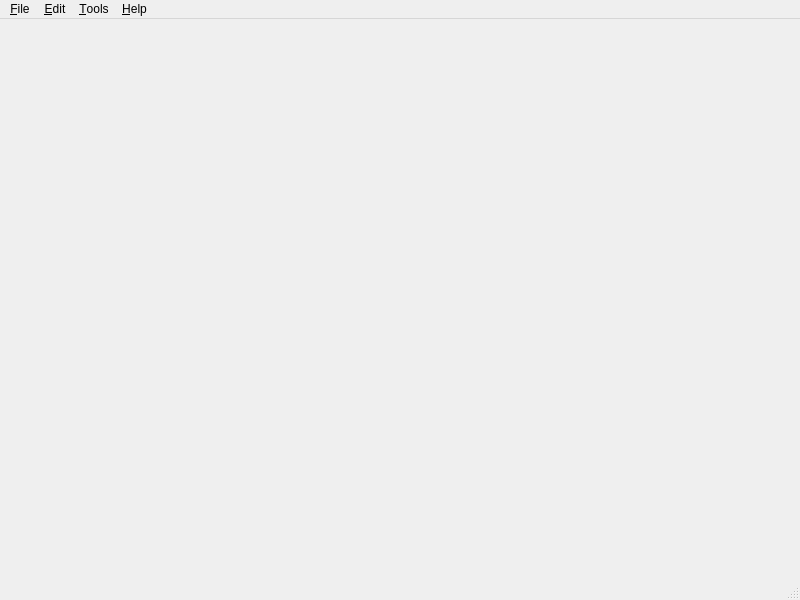
First picture: the form in mainwindow.ui, repository quasar-pankaj/cmaker, before the edit.
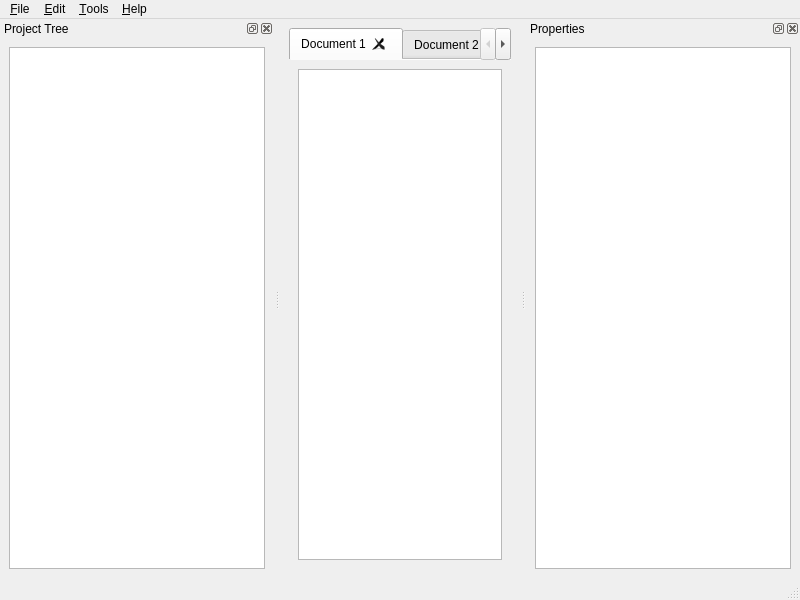
Second picture: the form after the edit.

The edit to the form file:
```diff
--- a/mainwindow.ui
+++ b/mainwindow.ui
@@ -13,7 +13,52 @@
   <property name="windowTitle">
    <string>MainWindow</string>
   </property>
-  <widget class="QWidget" name="centralwidget"/>
+  <property name="documentMode">
+   <bool>false</bool>
+  </property>
+  <property name="dockNestingEnabled">
+   <bool>true</bool>
+  </property>
+  <widget class="QWidget" name="centralwidget">
+   <layout class="QVBoxLayout" name="verticalLayout_2">
+    <item>
+     <widget class="QTabWidget" name="tabWidget">
+      <property name="currentIndex">
+       <number>0</number>
+      </property>
+      <property name="documentMode">
+       <bool>true</bool>
+      </property>
+      <property name="tabsClosable">
+       <bool>true</bool>
+      </property>
+      <property name="movable">
+       <bool>true</bool>
+      </property>
+      <widget class="QWidget" name="tab">
+       <attribute name="title">
+        <string>Document 1</string>
+       </attribute>
+       <layout class="QVBoxLayout" name="verticalLayout_3">
+        <item>
+         <widget class="QPlainTextEdit" name="plainTextEdit"/>
+        </item>
+       </layout>
+      </widget>
+      <widget class="QWidget" name="tab_2">
+       <attribute name="title">
+        <string>Document 2</string>
+       </attribute>
+       <layout class="QVBoxLayout" name="verticalLayout_4">
+        <item>
+         <widget class="QTextEdit" name="textEdit"/>
+        </item>
+       </layout>
+      </widget>
+     </widget>
+    </item>
+   </layout>
+  </widget>
   <widget class="QMenuBar" name="menubar">
    <property name="geometry">
     <rect>
@@ -49,6 +94,39 @@
    <addaction name="menu_Help"/>
   </widget>
   <widget class="QStatusBar" name="statusbar"/>
+  <widget class="QDockWidget" name="dockWidget">
+   <property name="features">
+    <set>QDockWidget::DockWidgetClosable|QDockWidget::DockWidgetFloatable|QDockWidget::DockWidgetMovable</set>
+   </property>
+   <property name="windowTitle">
+    <string>Project Tree</string>
+   </property>
+   <attribute name="dockWidgetArea">
+    <number>1</number>
+   </attribute>
+   <widget class="QWidget" name="dockWidgetContents">
+    <layout class="QHBoxLayout" name="horizontalLayout">
+     <item>
+      <widget class="QTreeView" name="treeView"/>
+     </item>
+    </layout>
+   </widget>
+  </widget>
+  <widget class="QDockWidget" name="dockWidget_3">
+   <property name="windowTitle">
+    <string>Properties</string>
+   </property>
+   <attribute name="dockWidgetArea">
+    <number>2</number>
+   </attribute>
+   <widget class="QWidget" name="dockWidgetContents_3">
+    <layout class="QVBoxLayout" name="verticalLayout">
+     <item>
+      <widget class="QTableView" name="tableView"/>
+     </item>
+    </layout>
+   </widget>
+  </widget>
  </widget>
  <resources/>
  <connections/>
```
